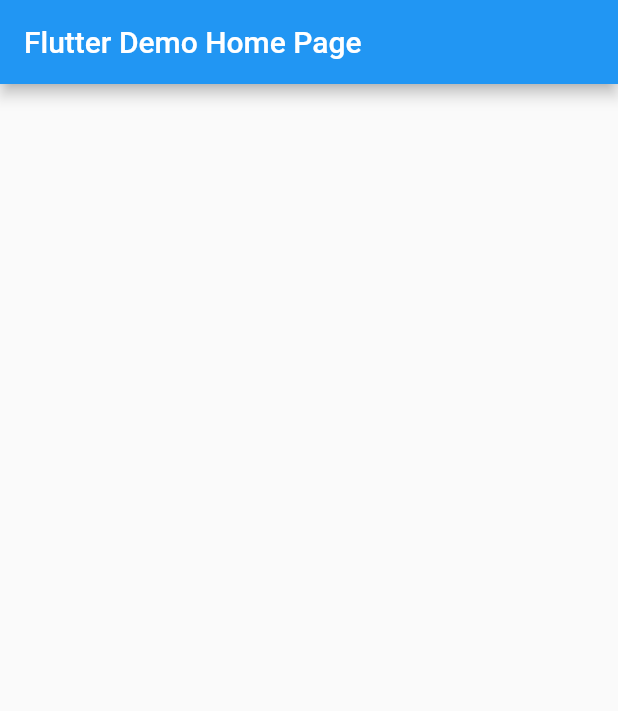
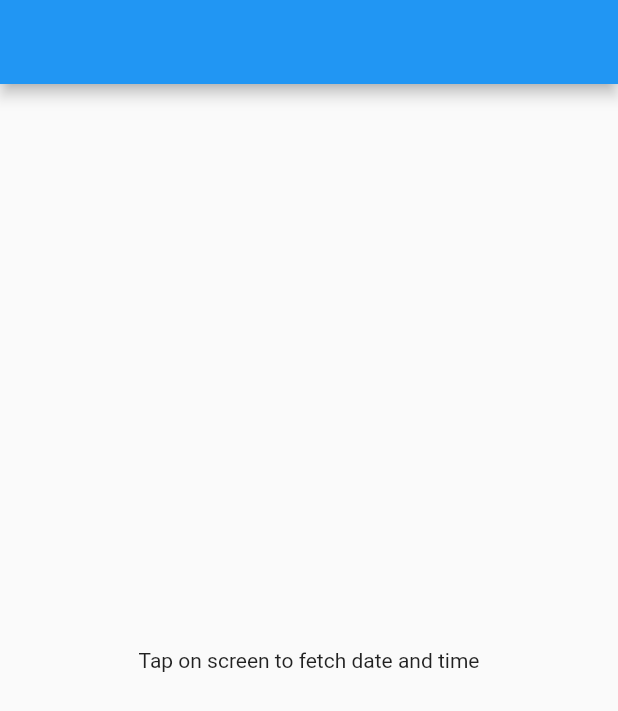
Before and after one commit to Anonymousgaurav/flutter_inherited_widget, a Flutter app: the screen it shows after launch, on a phone screen of 412 x 824 dp. Shown: the top 711 px of the screen. Run offline on Flutter 3.47's test engine with Material 2 defaults, Android fonts, the phone set to English and light mode, and no system bars.

Commit message:
inherited widget demo

```diff
--- a/lib/main.dart
+++ b/lib/main.dart
@@ -1,4 +1,5 @@
 import 'package:flutter/material.dart';
+import 'package:uuid/uuid.dart';
 
 void main() {
   runApp(const MyApp());
@@ -6,6 +7,7 @@ void main() {
 
 class MyApp extends StatelessWidget {
   const MyApp({super.key});
+
   @override
   Widget build(BuildContext context) {
     return MaterialApp(
@@ -13,7 +15,8 @@ class MyApp extends StatelessWidget {
       theme: ThemeData(
         primarySwatch: Colors.blue,
       ),
-      home: const MyHomePage(title: 'Flutter Demo Home Page'),
+      home: DateTimeProvider(
+          api: Api(), child: const MyHomePage(title: 'Flutter Demo Home Page')),
     );
   }
 }
@@ -28,40 +31,70 @@ class MyHomePage extends StatefulWidget {
 }
 
 class _MyHomePageState extends State<MyHomePage> {
+  ValueKey _textKey = const ValueKey<String>("");
 
   @override
   Widget build(BuildContext context) {
-
     return Scaffold(
       appBar: AppBar(
-        // Here we take the value from the MyHomePage object that was created by
-        // the App.build method, and use it to set our appbar title.
-        title: Text(widget.title),
+        title: Text(DateTimeProvider.of(context)?.api.dateAndTime ?? ""),
       ),
-      body: Center(
-        child: Column(
-          mainAxisAlignment: MainAxisAlignment.center,
-          children: <Widget>[
-
-          ],
+      body: GestureDetector(
+        onTap: () async {
+          final api = DateTimeProvider.of(context)?.api;
+          final dateTime = await api?._getDateAndTime();
+          setState(() {
+            _textKey = ValueKey(dateTime);
+          });
+        },
+        child: Center(
+          child: Container(
+            child: DateTimeWidget(),
+          ),
         ),
       ),
     );
   }
 }
 
-
-class Api{
+class Api {
   String? dateAndTime;
 
-
-  Future<String> _getDateAndTime()
-  {
-    return Future.delayed(const Duration(seconds: 1), () => DateTime.now().toIso8601String()).then((value)  {
+  Future<String> _getDateAndTime() {
+    return Future.delayed(
+            const Duration(seconds: 1), () => DateTime.now().toIso8601String())
+        .then((value) {
       dateAndTime = value;
       return value;
     });
   }
+}
 
+class DateTimeProvider extends InheritedWidget {
+  final Api api;
+  final String uuid;
 
+  DateTimeProvider({
+    Key? key,
+    required Widget child,
+    required this.api,
+  })  : uuid = const Uuid().v4(),
+        super(key: key, child: child);
+
+  @override
+  bool updateShouldNotify(InheritedWidget oldWidget) => true;
+
+  static DateTimeProvider? of(BuildContext context) {
+    return context.findAncestorWidgetOfExactType();
+  }
 }
+
+class DateTimeWidget extends StatelessWidget {
+  const DateTimeWidget({Key? key}) : super(key: key);
+
+  @override
+  Widget build(BuildContext context) {
+    final api = DateTimeProvider.of(context)?.api;
+    return Text(api?.dateAndTime ?? "Tap on screen to fetch date and time");
+  }
+}
```
